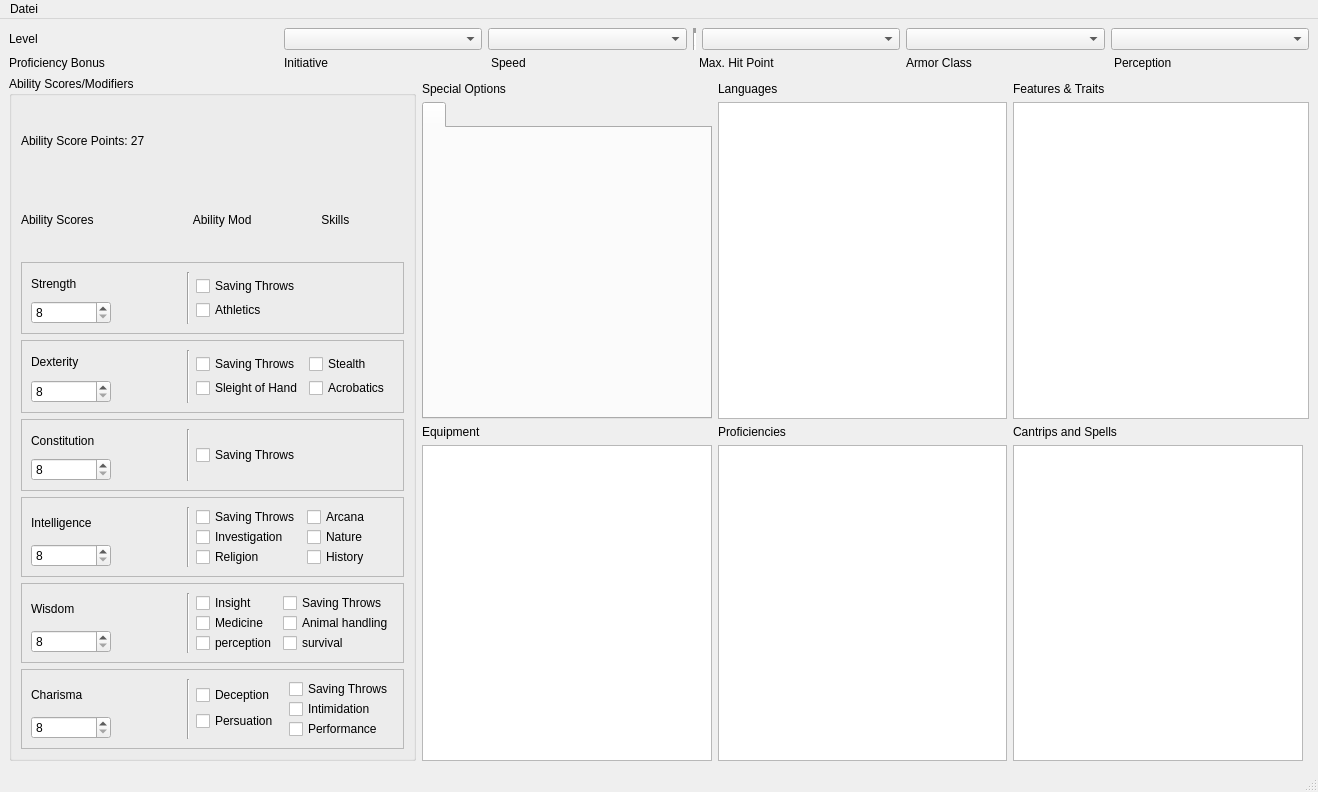
Old version of the form window_main.ui in the repository Tosh007/DnD5_CharCreator.
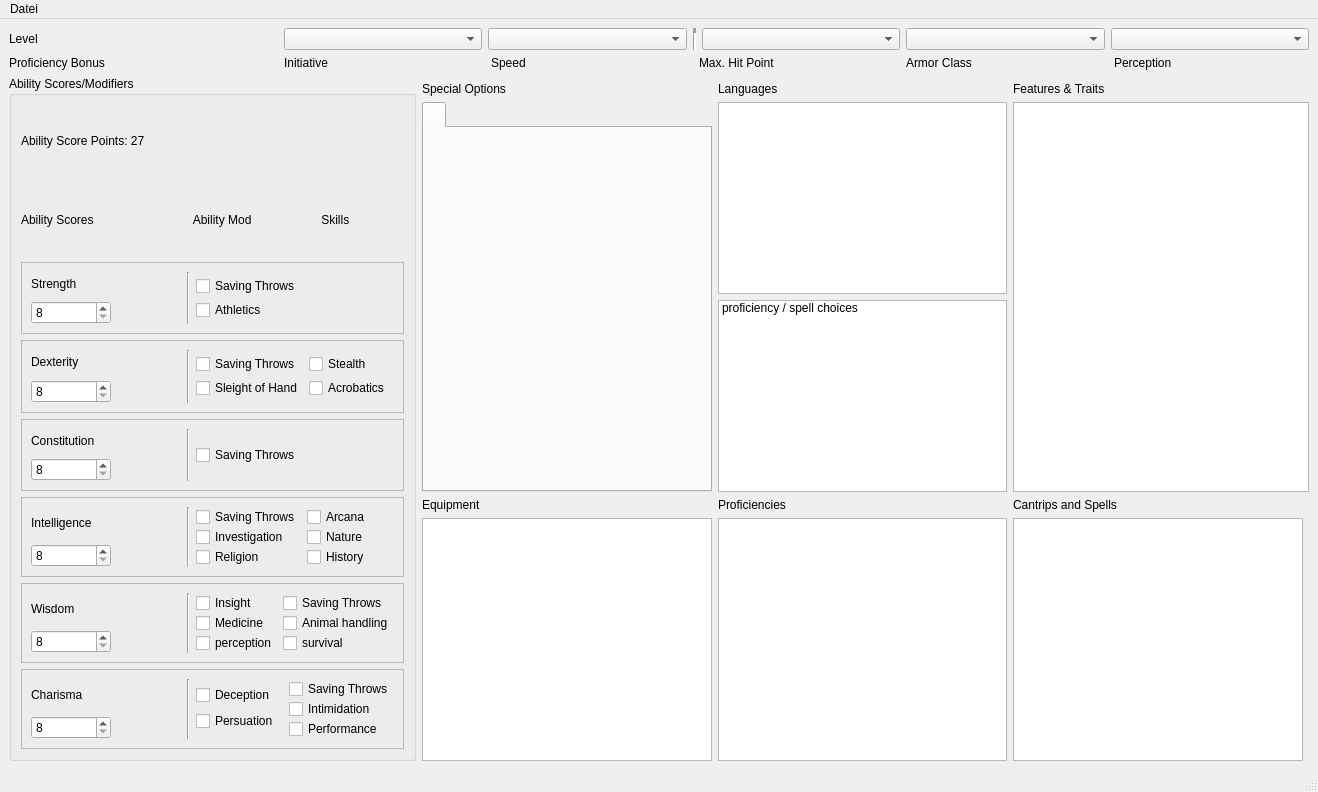
New version of the form.

Commit message: added a list of all ProfChoices to gui

```diff
--- a/window_main.ui
+++ b/window_main.ui
@@ -1137,18 +1137,6 @@
         </widget>
        </widget>
       </item>
-      <item row="1" column="1">
-       <widget class="QTreeWidget" name="treeWidget_languages">
-        <attribute name="headerVisible">
-         <bool>false</bool>
-        </attribute>
-        <column>
-         <property name="text">
-          <string notr="true">1</string>
-         </property>
-        </column>
-       </widget>
-      </item>
       <item row="0" column="2">
        <widget class="QLabel" name="label_2">
         <property name="text">
@@ -1156,6 +1144,31 @@
         </property>
        </widget>
       </item>
+      <item row="1" column="1">
+       <layout class="QVBoxLayout" name="verticalLayout_19">
+        <item>
+         <widget class="QTreeWidget" name="treeWidget_languages">
+          <attribute name="headerVisible">
+           <bool>false</bool>
+          </attribute>
+          <column>
+           <property name="text">
+            <string notr="true">1</string>
+           </property>
+          </column>
+         </widget>
+        </item>
+        <item>
+         <widget class="QListWidget" name="listWidget_profChoices">
+          <item>
+           <property name="text">
+            <string>proficiency / spell choices</string>
+           </property>
+          </item>
+         </widget>
+        </item>
+       </layout>
+      </item>
      </layout>
     </item>
     <item row="1" column="0">
```
Left out of the diff: 14 changed lines with no effect on the pictures. The commit also changes 3 other files.
